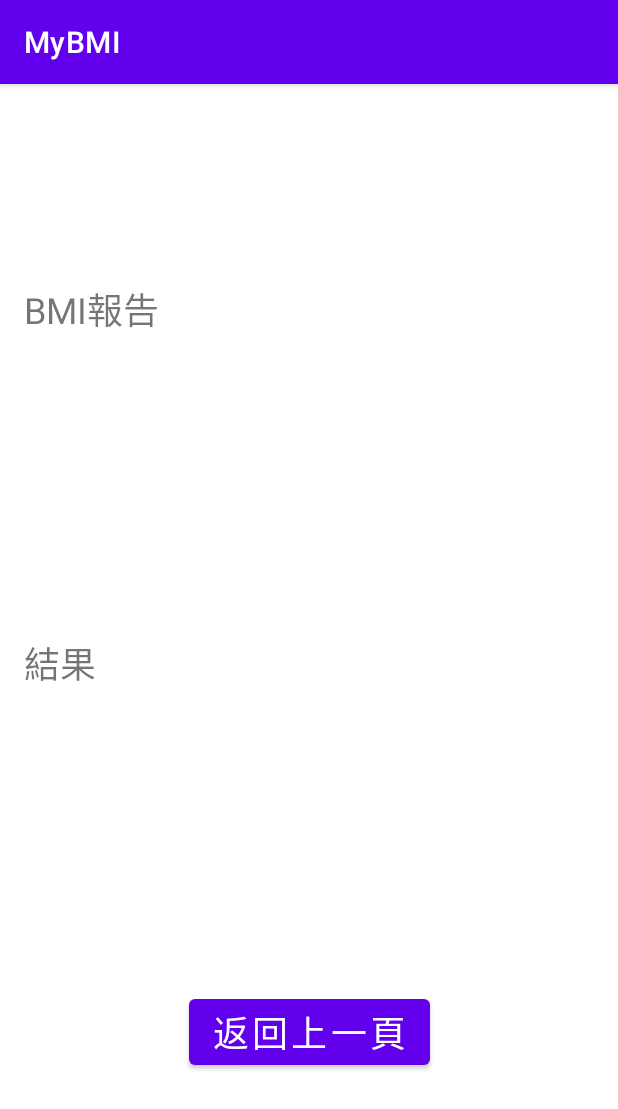
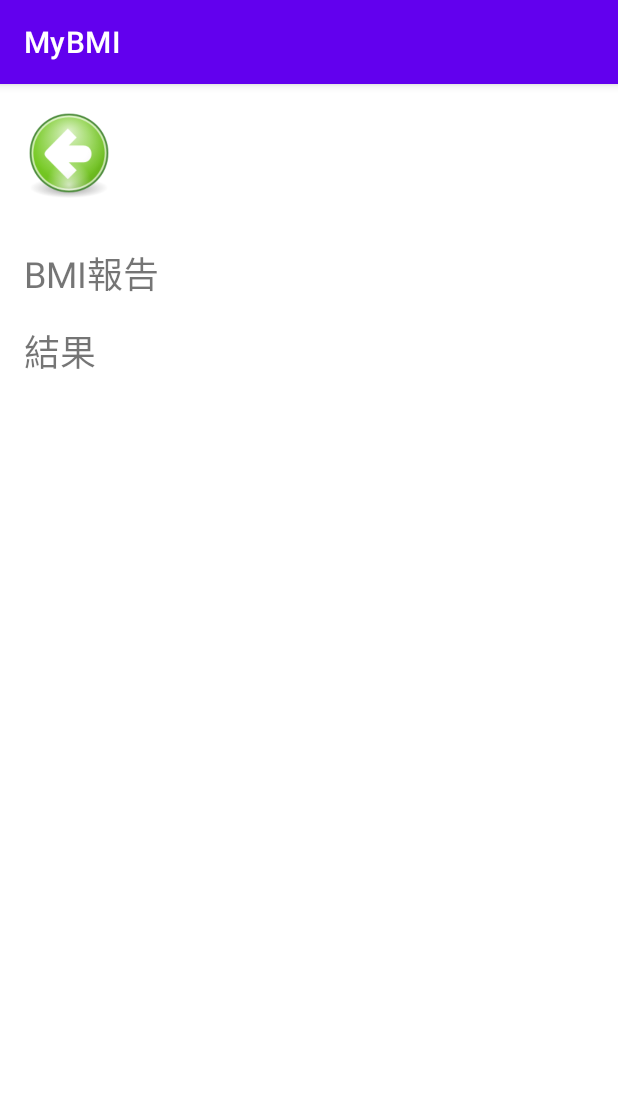
Before and after one commit to m121752332/asBmiCalc, an Android app: the ReportActivity screen opened directly, with no data from a screen before it, on a phone screen of 412 x 824 dp. Shown: the top 1109 px of the screen. Run offline under Robolectric (Android 15) with nearby library versions, the phone set to English and light mode, and no system bars; our stand-ins replace Room's generated code.

Commit message:
icon tweak

```diff
--- a/app/src/main/AndroidManifest.xml
+++ b/app/src/main/AndroidManifest.xml
@@ -4,9 +4,9 @@
 
     <application
         android:allowBackup="true"
-        android:icon="@mipmap/ic_launcher"
+        android:icon="@drawable/bmi"
         android:label="@string/app_name"
-        android:roundIcon="@mipmap/ic_launcher_round"
+        android:roundIcon="@drawable/bmi"
         android:supportsRtl="false"
         android:theme="@style/Theme.MyBMI">
         <activity android:name=".ReportActivity"
--- a/app/src/main/java/tw/com/tiger/mybmi/ReportActivity.java
+++ b/app/src/main/java/tw/com/tiger/mybmi/ReportActivity.java
@@ -6,6 +6,7 @@ import android.content.Intent;
 import android.os.Bundle;
 import android.view.View;
 import android.widget.Button;
+import android.widget.ImageView;
 import android.widget.TextView;
 import android.widget.Toast;
 
@@ -16,11 +17,15 @@ import tw.com.tiger.mybmi.database.model.BmiLog;
 
 public class ReportActivity extends AppCompatActivity {
     private Button button_back;
+    private ImageView btn_return;
     private TextView show_result;
     private TextView show_suggest;
     private double BMI_NUM;
     private BmiDataBase bmiDatabase;
     private BmiLog bmi;
+
+    public ReportActivity() {
+    }
 
     @Override
     protected void onCreate(Bundle savedInstanceState) {
@@ -34,9 +39,10 @@ public class ReportActivity extends AppCompatActivity {
 
     private void initViews()
     {
-        button_back = (Button)findViewById(R.id.button);
-        show_result = (TextView)findViewById(R.id.result);
-        show_suggest = (TextView)findViewById(R.id.suggest);
+        //button_back = (Button)findViewById(R.id.button);
+        btn_return = findViewById(R.id.btn_return);
+        show_result = findViewById(R.id.result);
+        show_suggest = findViewById(R.id.suggest);
         bmiDatabase = BmiDataBase.getInstance(ReportActivity.this);
     }
 
@@ -75,7 +81,7 @@ public class ReportActivity extends AppCompatActivity {
     private void setListensers()
     {
         //返回按鈕，包裝後產生LOG到MyBMI.db
-        button_back.setOnClickListener(new Button.OnClickListener() {
+        btn_return.setOnClickListener(new Button.OnClickListener() {
             @Override
             public void onClick(View v) {
                 DecimalFormat nf = new DecimalFormat("0.00");
--- a/app/src/main/res/layout/activity_report.xml
+++ b/app/src/main/res/layout/activity_report.xml
@@ -8,43 +8,42 @@
     tools:context=".ReportActivity"
     tools:ignore="LabelFor">
 
-    <Button
-        android:id="@+id/button"
-        android:layout_width="wrap_content"
-        android:layout_height="wrap_content"
-        android:layout_marginTop="50dp"
-        android:layout_marginBottom="8dp"
-        android:text="@string/report_back"
-        android:textSize="24sp"
-        app:layout_constraintBottom_toBottomOf="parent"
-        app:layout_constraintEnd_toEndOf="parent"
-        app:layout_constraintStart_toStartOf="parent"
-        app:layout_constraintTop_toBottomOf="@+id/suggest" />
-
     <TextView
         android:id="@+id/result"
         android:layout_width="wrap_content"
         android:layout_height="wrap_content"
         android:layout_marginStart="16dp"
         android:layout_marginLeft="16dp"
-        android:layout_marginTop="32dp"
-        android:layout_marginBottom="50dp"
+        android:layout_marginBottom="16dp"
         android:text="BMI報告"
         android:textSize="24sp"
         app:layout_constraintBottom_toTopOf="@+id/suggest"
         app:layout_constraintStart_toStartOf="parent"
-        app:layout_constraintTop_toTopOf="parent" />
+        app:layout_constraintTop_toBottomOf="@+id/btn_return" />
 
     <TextView
         android:id="@+id/suggest"
         android:layout_width="wrap_content"
         android:layout_height="wrap_content"
-        android:layout_marginTop="50dp"
-        android:layout_marginBottom="50dp"
+        android:layout_marginStart="16dp"
+        android:layout_marginLeft="16dp"
+        android:layout_marginTop="16dp"
         android:text="結果"
         android:textSize="24sp"
-        app:layout_constraintBottom_toTopOf="@+id/button"
-        app:layout_constraintStart_toStartOf="@+id/result"
+        app:layout_constraintStart_toStartOf="parent"
         app:layout_constraintTop_toBottomOf="@+id/result" />
 
+    <ImageView
+        android:id="@+id/btn_return"
+        android:layout_width="60dp"
+        android:layout_height="60dp"
+        android:layout_marginStart="16dp"
+        android:layout_marginLeft="16dp"
+        android:layout_marginTop="16dp"
+        android:layout_marginBottom="32dp"
+        app:layout_constraintBottom_toTopOf="@+id/result"
+        app:layout_constraintStart_toStartOf="parent"
+        app:layout_constraintTop_toTopOf="parent"
+        app:srcCompat="@drawable/resource_return" />
+
 </androidx.constraintlayout.widget.ConstraintLayout>
```
Also changed, not shown: app/src/main/res/drawable/bmi.png (added), app/src/main/res/drawable/resource_return.png (added).
